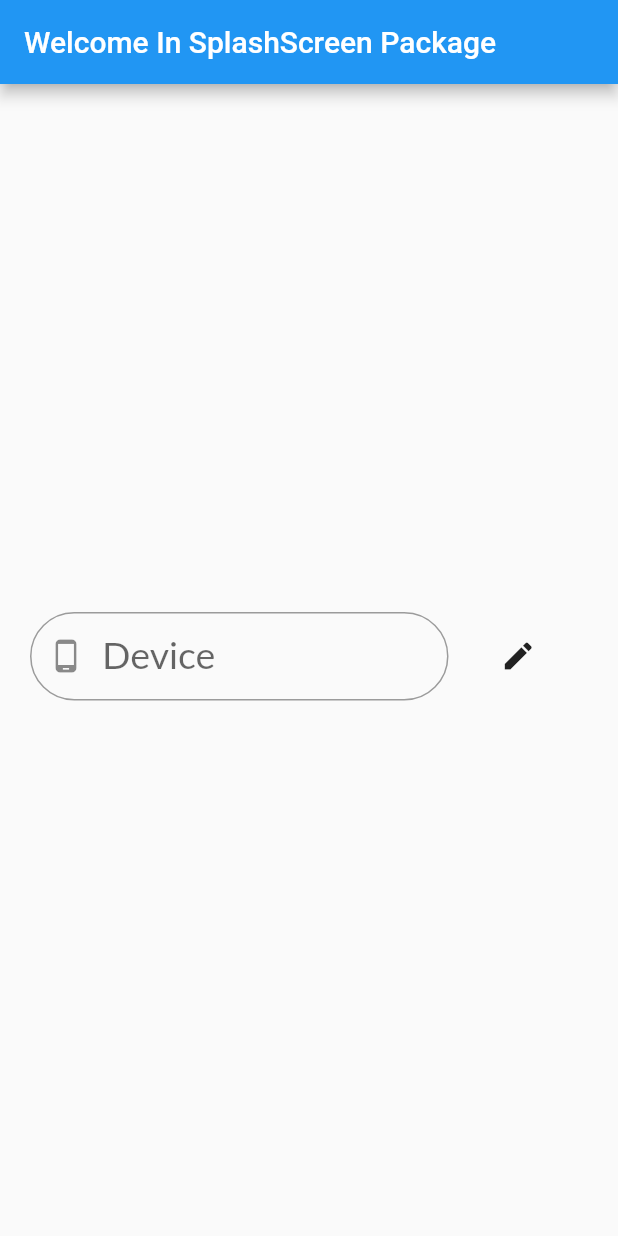
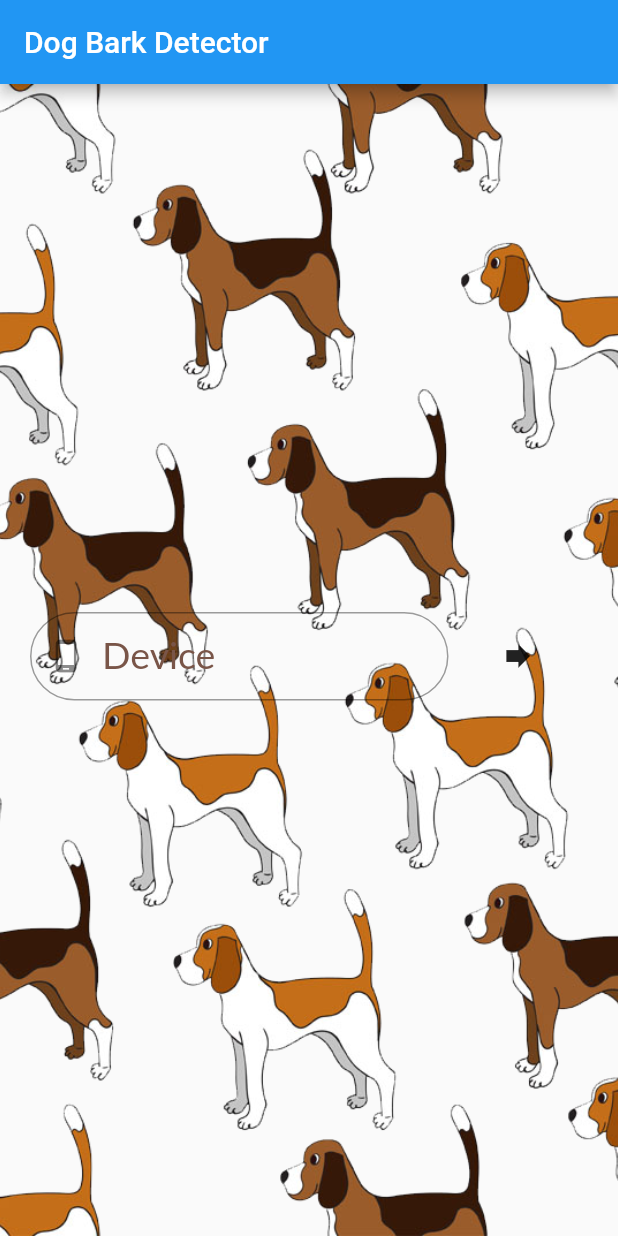
Before and after one commit to ShawnLiu-1/dog_bark_detector, a Flutter app: the screen it shows after launch, on a phone screen of 412 x 824 dp. Run offline on Flutter 3.47's test engine with Material 2 defaults, Android fonts, the phone set to English and light mode, and no system bars; our stand-ins replace firebase_database, splashscreen; accounts and stored records are empty; Roboto replaces fonts that are missing (Lato).

Commit message:
Database/Background

```diff
--- a/lib/main.dart
+++ b/lib/main.dart
@@ -41,10 +41,16 @@ class AfterSplash extends StatelessWidget{
   Widget build(BuildContext context) {
     return new Scaffold(
         appBar: new AppBar(
-        title: new Text("Welcome In SplashScreen Package"),
+          title: new Text("Dog Bark Detector"),
           automaticallyImplyLeading: false,
         ),
-      body: new Center(
+        body: DecoratedBox(
+          position: DecorationPosition.background,
+          decoration: BoxDecoration(
+            image: DecorationImage(
+                image: AssetImage('asset/background.png'), fit: BoxFit.cover),
+          ),
+          child: new Center(
               child:  Column(
                   mainAxisAlignment: MainAxisAlignment.center,
                   children: <Widget>[
@@ -60,11 +66,12 @@ class AfterSplash extends StatelessWidget{
                                 controller: deviceController,
                                 decoration: InputDecoration(
                                   prefixIcon: Icon(Icons.phone_android),
-                            border: new OutlineInputBorder(
+                                  border: new OutlineInputBorder(borderSide: BorderSide(color: Colors.brown),
                                     borderRadius: new BorderRadius.circular(30.0),
                                   ),
+
                                   labelText: 'Device',
-                            labelStyle: TextStyle(fontSize: 25, fontFamily: 'Lato'
+                                  labelStyle: TextStyle(fontSize: 25, fontFamily: 'Lato', color: Colors.brown,
                                   ),
                                 ),
                               ),
@@ -72,7 +79,7 @@ class AfterSplash extends StatelessWidget{
                             Expanded(
                               flex: 1,
                               child: IconButton(
-                          icon: Icon(Icons.edit),
+                                icon: Icon(Icons.forward),
                                 onPressed: () {
                                   print(deviceController.text);
                                   Navigator.push(
@@ -90,7 +97,7 @@ class AfterSplash extends StatelessWidget{
                     SizedBox(height: 25.0),
                   ])
 
-      ),
+          ),)
     );
   }
 }
--- a/pubspec.yaml
+++ b/pubspec.yaml
@@ -28,6 +28,7 @@ dependencies:
 
 
 
+
   # The following adds the Cupertino Icons font to your application.
   # Use with the CupertinoIcons class for iOS style icons.
   cupertino_icons: ^1.0.0
@@ -50,6 +51,7 @@ flutter:
   # To add assets to your application, add an assets section, like this:
   assets:
     - asset/Shiba_Smile.png
+    - asset/background.png
   #   - images/a_dot_burr.jpeg
   #   - images/a_dot_ham.jpeg
 
```
Also changed, not shown: lib/RecordPage.dart (+38 -29 lines), asset/background.png (added), pubspec.lock. Lines whose indentation alone changed are shown as unchanged.
